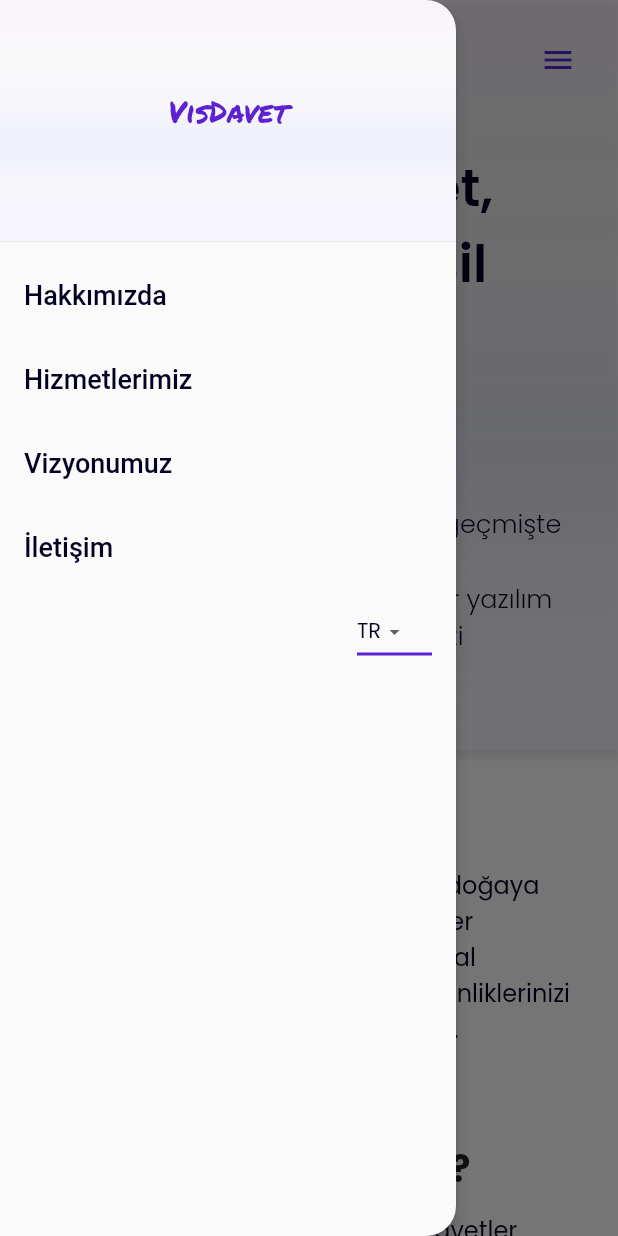
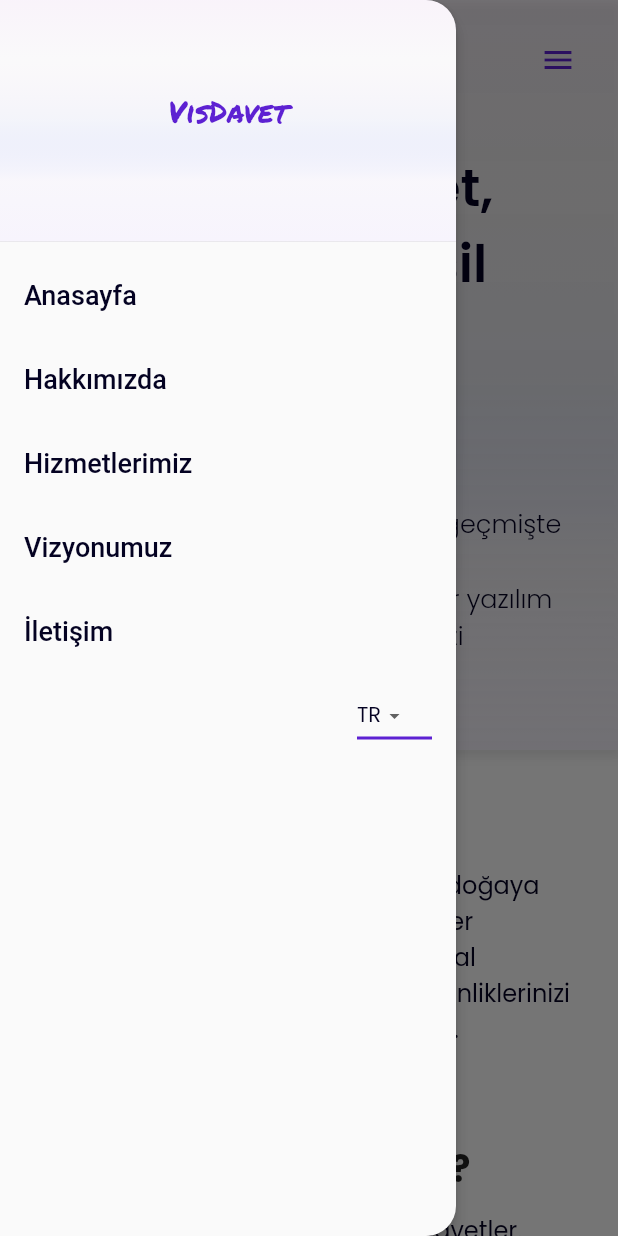
Before and after one commit to mordeve/bisdavet, a Flutter app: the screen it shows after launch, with the side drawer open, on a phone screen of 412 x 824 dp. Run offline on Flutter 3.47's test engine with Material 2 defaults, Android fonts, the phone set to English and light mode, and no system bars; our stand-ins replace get, google_fonts.

```diff
--- a/lib/pages/home_page.dart
+++ b/lib/pages/home_page.dart
@@ -6,17 +6,22 @@ import 'package:flutter/material.dart';
 import 'package:visdavet/widgets/custom_drawer.dart';
 import 'package:visdavet/widgets/footer.dart';
 
-class HomePage extends StatelessWidget {
+class HomePage extends StatefulWidget {
   const HomePage({Key? key}) : super(key: key);
 
+  @override
+  State<HomePage> createState() => _HomePageState();
+}
+
+class _HomePageState extends State<HomePage> {
   @override
   Widget build(BuildContext context) {
     final screenSize = MediaQuery.of(context).size;
     final textFontSizeHeader2 = screenSize.width >= 400 ? 24.0 : 20.0;
 
     return Scaffold(
+      drawer: const CustomDrawer(),
       backgroundColor: Colors.white70,
-      drawer: const CustomDrawer(),
       body: GestureDetector(
         onTap: () => FocusManager.instance.primaryFocus?.unfocus(),
         child: SingleChildScrollView(
--- a/lib/utils/routes.dart
+++ b/lib/utils/routes.dart
@@ -1,10 +1,14 @@
+import 'package:visdavet/pages/about_page.dart';
 import 'package:visdavet/pages/home_page.dart';
 import 'package:get/get.dart';
+import 'package:visdavet/pages/services_page.dart';
 
 abstract class MyRoute {
   static const String main = "/";
-  static const String weddingPage = "/dugun";
-  static const String photoPage = "/photo";
+  static const String aboutPage = "/about";
+  static const String servicesPage = "/services";
+  static const String visionPage = "/vision";
+  static const String contactPage = "/contact";
 }
 
 abstract class GetRoute {
@@ -16,5 +20,21 @@ abstract class GetRoute {
       },
       transition: Transition.noTransition,
     ),
+    GetPage(
+      name: MyRoute.aboutPage,
+      page: () {
+        return const AboutPage();
+      },
+      transition: Transition.downToUp,
+      transitionDuration: const Duration(milliseconds: 300),
+    ),
+    GetPage(
+      name: MyRoute.servicesPage,
+      page: () {
+        return const ServicesPage();
+      },
+      transition: Transition.downToUp,
+      transitionDuration: const Duration(milliseconds: 300),
+    ),
   ];
 }
--- a/lib/widgets/custom_app_bar.dart
+++ b/lib/widgets/custom_app_bar.dart
@@ -3,6 +3,9 @@ import 'package:flutter/material.dart';
 import 'package:get/get.dart';
 import 'package:google_fonts/google_fonts.dart';
 import 'package:visdavet/utils/constants.dart';
+import 'package:visdavet/utils/routes.dart';
+import 'package:visdavet/widgets/drawer_toolbar.dart';
+import 'package:visdavet/widgets/long_toolbar.dart';
 
 class CustomAppBar extends StatefulWidget {
   final String title;
@@ -59,8 +62,8 @@ class _CustomAppBarState extends State<CustomAppBar> {
                   ),
                 ),
                 screenSize.width > Constants.maxScreenWidth
-                    ? longToolBar()
-                    : drawerToolBar(),
+                    ? const LongToolbar()
+                    : DrawerToolbar(),
                 if (screenSize.width > 780) (const SizedBox(width: 80.0)),
               ],
             ),
@@ -140,93 +143,4 @@ class _CustomAppBarState extends State<CustomAppBar> {
       ),
     );
   }
-
-  Widget longToolBar() {
-    return Expanded(
-      child: Row(
-        mainAxisSize: MainAxisSize.max,
-        crossAxisAlignment: CrossAxisAlignment.center,
-        mainAxisAlignment: MainAxisAlignment.center,
-        children: [
-          const SizedBox(width: 30.0),
-          Text(
-            "Hakkımızda",
-            style: GoogleFonts.poppins(
-              fontSize: 18.0,
-              color: const Color(0xFF040222),
-            ),
-          ),
-          const SizedBox(width: 24.0),
-          Text(
-            "Hizmetlerimiz",
-            style: GoogleFonts.poppins(
-              fontSize: 18.0,
-              color: const Color(0xFF040222),
-            ),
-          ),
-          const SizedBox(width: 24.0),
-          Text(
-            "Vizyonumuz",
-            style: GoogleFonts.poppins(
-              fontSize: 18.0,
-              color: const Color(0xFF040222),
-            ),
-          ),
-          const SizedBox(width: 24.0),
-          Text(
-            "İletişim",
-            style: GoogleFonts.poppins(
-              fontSize: 18.0,
-              color: const Color(0xFF040222),
-            ),
-          ),
-          Obx(
-            () => Padding(
-              padding: const EdgeInsets.only(left: 50.0),
-              child: SizedBox(
-                width: 50.0,
-                child: DropdownButton(
-                  iconSize: 16,
-                  elevation: 16,
-                  underline: Container(
-                    height: 2,
-                    color: const Color(0xFF5d21d2),
-                  ),
-                  value: Get.find<MainController>().selectedLanguage.value,
-                  onChanged: (String? newValue) {
-                    Get.find<MainController>().changeLanguage(newValue!);
-                  },
-                  items: <String>['TR', 'EN']
-                      .map<DropdownMenuItem<String>>((String value) {
-                    return DropdownMenuItem<String>(
-                      value: value,
-                      child: Text(
-                        value,
-                        style: GoogleFonts.poppins(
-                          fontSize: 16.0,
-                          color: const Color(0xFF040222),
-                        ),
-                      ),
-                    );
-                  }).toList(),
-                ),
-              ),
-            ),
-          )
-        ],
-      ),
-    );
-  }
-
-  Widget drawerToolBar() {
-    return IconButton(
-      icon: const Icon(
-        Icons.menu,
-        color: Color(0xFF5d21d2),
-      ),
-      onPressed: () {
-        Scaffold.of(context).openDrawer();
-      },
-    );
-  }
 }
--- a/lib/widgets/custom_drawer.dart
+++ b/lib/widgets/custom_drawer.dart
@@ -3,6 +3,8 @@ import 'package:get/get.dart';
 import 'package:google_fonts/google_fonts.dart';
 import 'package:visdavet/logic/main_controller.dart';
 import 'package:visdavet/utils/colors.dart';
+
+import '../utils/routes.dart';
 
 class CustomDrawer extends StatelessWidget {
   const CustomDrawer({Key? key}) : super(key: key);
@@ -51,6 +53,18 @@ class CustomDrawer extends StatelessWidget {
           ),
           ListTile(
             title: Text(
+              'Anasayfa',
+              style: TextStyle(
+                fontSize: 18,
+                color: AppColors.kTextPrimary,
+              ),
+            ),
+            onTap: () {
+              Get.rootDelegate.offNamed(MyRoute.main);
+            },
+          ),
+          ListTile(
+            title: Text(
               'Hakkımızda',
               style: TextStyle(
                 fontSize: 18,
@@ -58,7 +72,7 @@ class CustomDrawer extends StatelessWidget {
               ),
             ),
             onTap: () {
-              Navigator.pop(context);
+              Get.rootDelegate.offNamed(MyRoute.aboutPage);
             },
           ),
           ListTile(
@@ -70,7 +84,7 @@ class CustomDrawer extends StatelessWidget {
               ),
             ),
             onTap: () {
-              Navigator.pop(context);
+              Get.rootDelegate.offNamed(MyRoute.servicesPage);
             },
           ),
           ListTile(
--- /dev/null
+++ b/lib/widgets/drawer_toolbar.dart
@@ -0,0 +1,20 @@
+import 'package:flutter/material.dart';
+
+class DrawerToolbar extends StatelessWidget {
+  const DrawerToolbar({
+    super.key,
+  });
+
+  @override
+  Widget build(BuildContext context) {
+    return IconButton(
+      icon: const Icon(
+        Icons.menu,
+        color: Color(0xFF5d21d2),
+      ),
+      onPressed: () {
+        Scaffold.of(context).openDrawer();
+      },
+    );
+  }
+}
```
Also changed, not shown: lib/pages/about_page.dart (added, +43 -0 lines), lib/pages/services_page.dart (added, +43 -0 lines), lib/widgets/app_bar_2.dart (added, +82 -0 lines), lib/widgets/long_toolbar.dart (added, +112 -0 lines).
